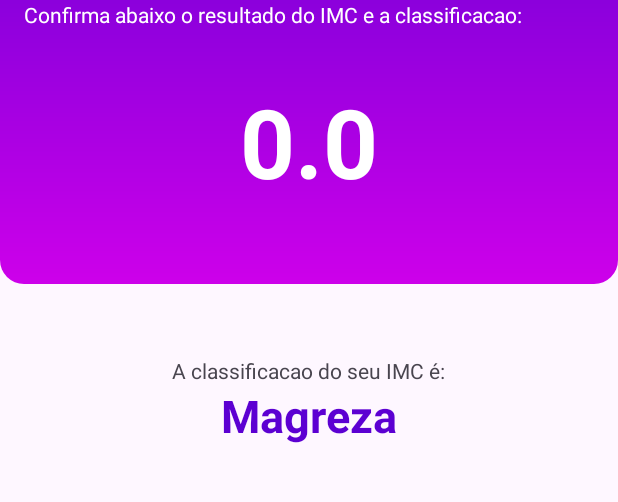
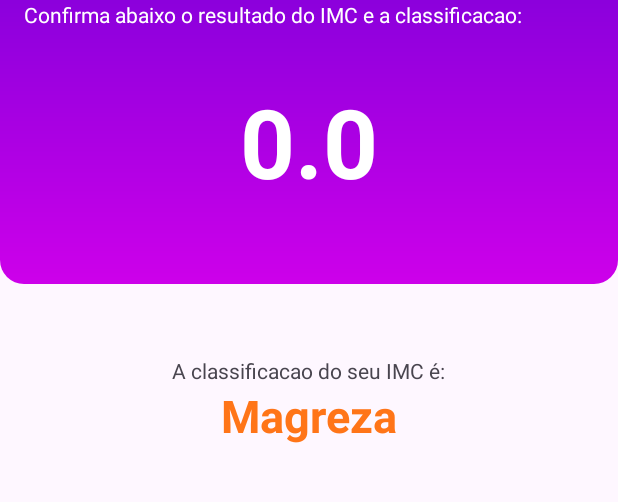
Before and after one commit to luricodes/calculadoraIMC, an Android app: the ResultActivity screen opened directly, with no data from a screen before it, on a phone screen of 412 x 824 dp, the part 206-708 px from its top. Run offline under Robolectric (Android 15) with nearby library versions, the phone set to English and light mode, and no system bars.

Commit message:
Calculadora IMC finalizada

```diff
--- a/app/src/main/java/com/comunidadedevspace/imc/ResultActivity.kt
+++ b/app/src/main/java/com/comunidadedevspace/imc/ResultActivity.kt
@@ -4,6 +4,7 @@ import android.os.Bundle
 import android.widget.TextView
 import androidx.activity.enableEdgeToEdge
 import androidx.appcompat.app.AppCompatActivity
+import androidx.core.content.ContextCompat
 import androidx.core.view.ViewCompat
 import androidx.core.view.WindowInsetsCompat
 
@@ -39,6 +40,15 @@ class ResultActivity : AppCompatActivity() {
 
         tvClassificacao.text = classificacao
 
+        val colorResId = when(classificacao) {
+            "Magreza", "Sobrepeso" -> R.color.orange  // Orange for both
+            "Normal" -> R.color.green                  // Green
+            "Obesidade", "Obesidade Grave" -> R.color.red // Red for both
+            else -> R.color.black  // Fallback color if needed
+        }
+
+        val textColor = ContextCompat.getColor(this, colorResId)
+        tvClassificacao.setTextColor(textColor)
         println(result)
 
     }
--- a/app/src/main/res/layout/activity_result.xml
+++ b/app/src/main/res/layout/activity_result.xml
@@ -74,7 +74,6 @@
             android:layout_width="wrap_content"
             android:layout_height="wrap_content"
             android:textStyle="bold"
-            android:textColor="@color/primary_900"
             android:textSize="30sp"
             tools:text="Normal" />
 
--- a/app/src/main/res/values/colors.xml
+++ b/app/src/main/res/values/colors.xml
@@ -5,4 +5,7 @@
 
     <color name="primary_400">#cd00ea</color>
     <color name="primary_900">#5c00d2</color>
+    <color name="green">#008000</color>
+    <color name="red">#cd1c18</color>
+    <color name="orange">#FF7518</color>
 </resources>
```
